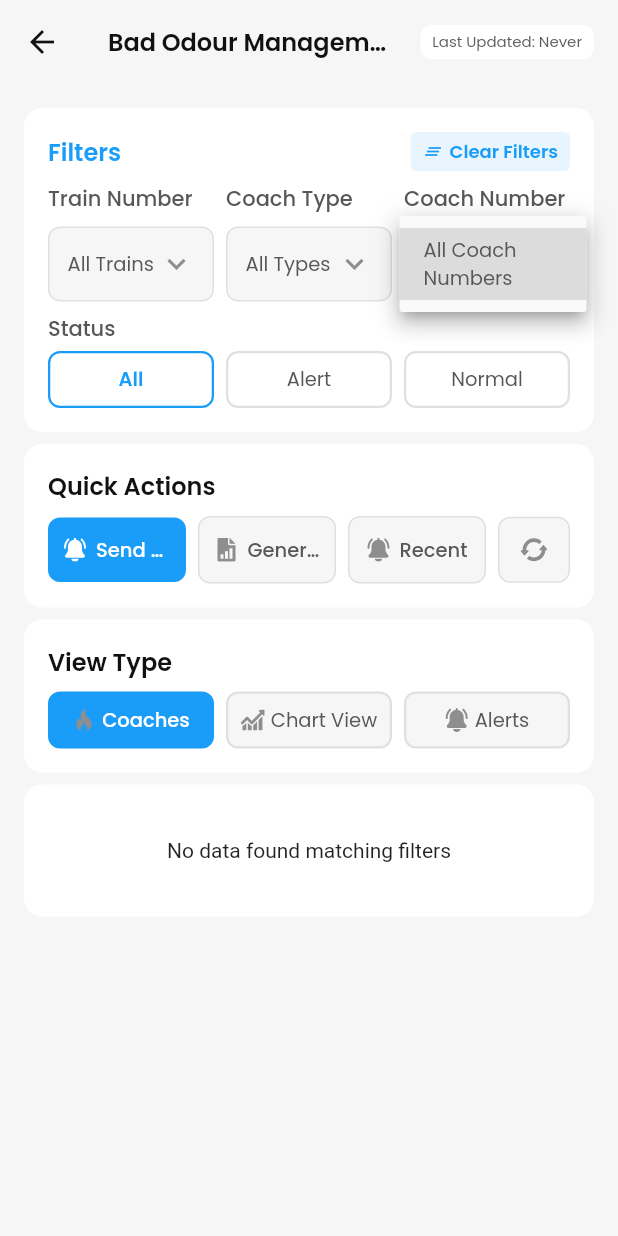
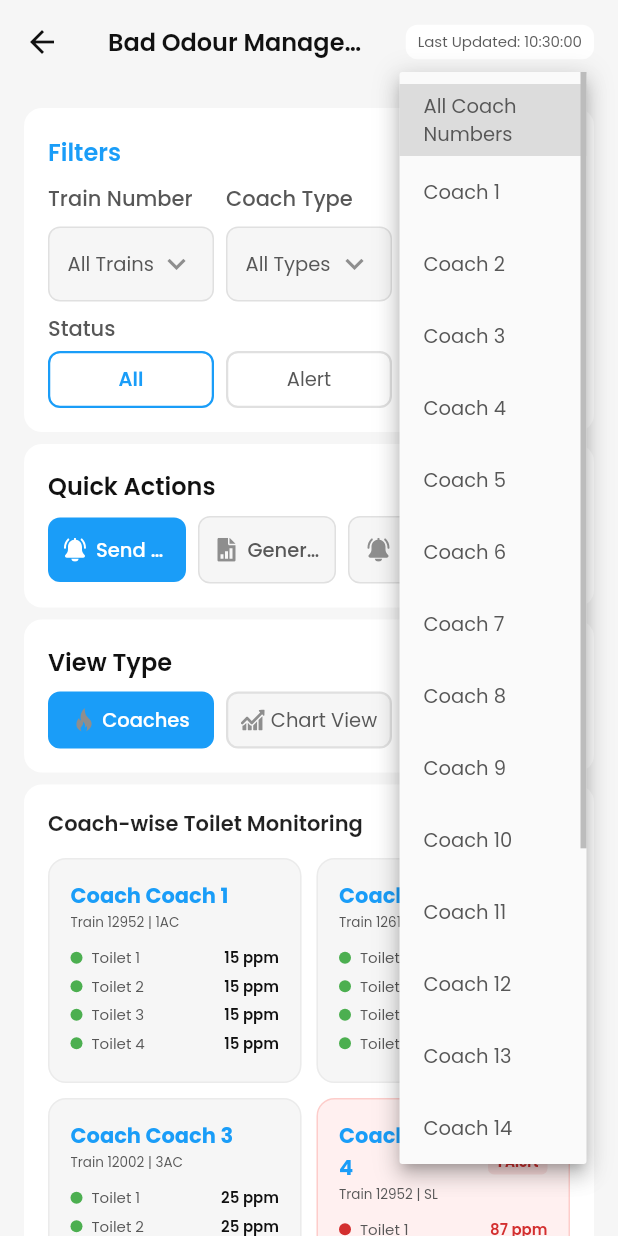
Before and after one commit to Dhruv290405/smart-coaches-, a Flutter app: the OdourDashboard screen opened by its route, after a tap on "All Coach Numbers", on a phone screen of 412 x 824 dp. Run offline on Flutter 3.47's test engine with Material 3 defaults, Android fonts, the phone set to English and light mode, and no system bars; our stand-ins replace country_picker, dio, dotted_border, equatable, file_picker, firebase_core and 20 more; missing offline and left inert: excel, syncfusion_flutter_core; accounts and stored records are empty; generated files the repository leaves out were written again; network calls fail; project files that could hold a hidden picture were left out.

Commit message:
revert: RestClient URL back to old backend, restore Odour mock data

```diff
--- a/frontend/lib/core/di/injectable.dart
+++ b/frontend/lib/core/di/injectable.dart
@@ -196,5 +196,5 @@ abstract class RegisterModule {
   }
 
   @lazySingleton
-  RestClient provideRestClient(Dio dio) => RestClient(dio, baseUrl: ApiConstants.devUrl);
+  RestClient provideRestClient(Dio dio) => RestClient(dio);
 }
--- a/frontend/lib/features/reports_and_alerts/odour_management/presentation/odour_dashboard.dart
+++ b/frontend/lib/features/reports_and_alerts/odour_management/presentation/odour_dashboard.dart
@@ -14,7 +14,6 @@ import 'package:smart_coach_new/core/widgets/filter_dropdown.dart';
 import 'package:smart_coach_new/core/widgets/status_chip.dart';
 import 'package:smart_coach_new/core/widgets/view_type_selector.dart';
 import '../data/models/odour_model.dart';
-import '../data/repository/odour_repository.dart';
 import 'widgets/odour_alerts_view.dart';
 import 'widgets/odour_coaches_view.dart';
 import 'widgets/odour_report_generator.dart';
@@ -91,7 +90,44 @@ class _OdourDashboardState extends State<OdourDashboard> {
     });
   }
 
-  final OdourRepository _odourRepo = OdourRepository();
+  List<OdourCoachModel> _generateMockData() {
+    final trains = [
+      {'no': '12952', 'name': 'Rajdhani Express', 'route': 'NDLS-BCT'},
+      {'no': '12615', 'name': 'Grand Trunk Express', 'route': 'NDLS-MAS'},
+      {'no': '12002', 'name': 'Shatabdi Express', 'route': 'NDLS-HBH'},
+    ];
+    final coachTypes = ['1AC', '2AC', '3AC', 'SL'];
+    final positions = ['Toilet 1 (Front-Left)', 'Toilet 2 (Front-Right)', 'Toilet 3 (Rear-Left)', 'Toilet 4 (Rear-Right)'];
+    final coaches = <OdourCoachModel>[];
+
+    for (int c = 1; c <= 20; c++) {
+      final train = trains[(c - 1) % 3];
+      final type = coachTypes[(c - 1) % 4];
+      final toilets = <ToiletSensor>[];
+      for (int t = 0; t < 4; t++) {
+        final isBad = (c == 4 && t == 0) || (c == 7 && t == 2) || (c == 11 && t == 1) || (c == 15 && t == 3) || (c == 19 && t == 0);
+        final isWarn = !isBad && ((c == 4 && t == 1) || (c == 8 && t == 0) || (c == 12 && t == 2));
+        final reading = isBad ? 75 + (c * 3) % 25 : (isWarn ? 45 + (c * 2) % 25 : 10 + (c * 5) % 30);
+        toilets.add(ToiletSensor(
+          id: 'T${c}0${t + 1}',
+          position: positions[t],
+          reading: reading,
+          status: isBad ? 'Alert' : 'Active',
+          isRecent: isBad,
+        ));
+      }
+      coaches.add(OdourCoachModel(
+        coachNumber: 'Coach $c',
+        coachType: type,
+        trainNumber: train['no']!,
+        trainName: train['name']!,
+        route: train['route']!,
+        deviceId: 'ODR_DEV_${100 + c}',
+        toilets: toilets,
+      ));
+    }
+    return coaches;
+  }
 
   Future<void> _refreshData({bool isBackgroundRefresh = false}) async {
     if (!isBackgroundRefresh) {
@@ -99,14 +135,15 @@ class _OdourDashboardState extends State<OdourDashboard> {
     }
 
     try {
-      final List<OdourCoachModel> data = await _odourRepo.getOdourData();
+      await Future.delayed(const Duration(milliseconds: 500));
+      final List<OdourCoachModel> mockData = _generateMockData();
 
       if (mounted) {
         setState(() {
-          _allCoaches = data;
-          trainNumbers = ['All Trains', ...data.map((e) => e.trainNumber).toSet()];
-          coachTypes = ['All Types', ...data.map((e) => e.coachType).toSet()];
-          coachNumbers = ['All Coach Numbers', ...data.map((e) => e.coachNumber).toSet()];
+          _allCoaches = mockData;
+          trainNumbers = ['All Trains', ...mockData.map((e) => e.trainNumber).toSet()];
+          coachTypes = ['All Types', ...mockData.map((e) => e.coachType).toSet()];
+          coachNumbers = ['All Coach Numbers', ...mockData.map((e) => e.coachNumber).toSet()];
           _applyFilters();
           lastUpdated = DateFormat('HH:mm:ss').format(DateTime.now());
           if (!isBackgroundRefresh) isRefreshing = false;
@@ -114,13 +151,7 @@ class _OdourDashboardState extends State<OdourDashboard> {
       }
     } catch (e) {
       log('Error refreshing odour data: $e');
-      if (mounted) {
-        setState(() {
-          _allCoaches = [];
-          _applyFilters();
-          if (!isBackgroundRefresh) isRefreshing = false;
-        });
-      }
+      if (mounted && !isBackgroundRefresh) setState(() => isRefreshing = false);
     }
   }
 
```
Also changed, not shown: frontend/lib/core/network/rest_client.g.dart.
